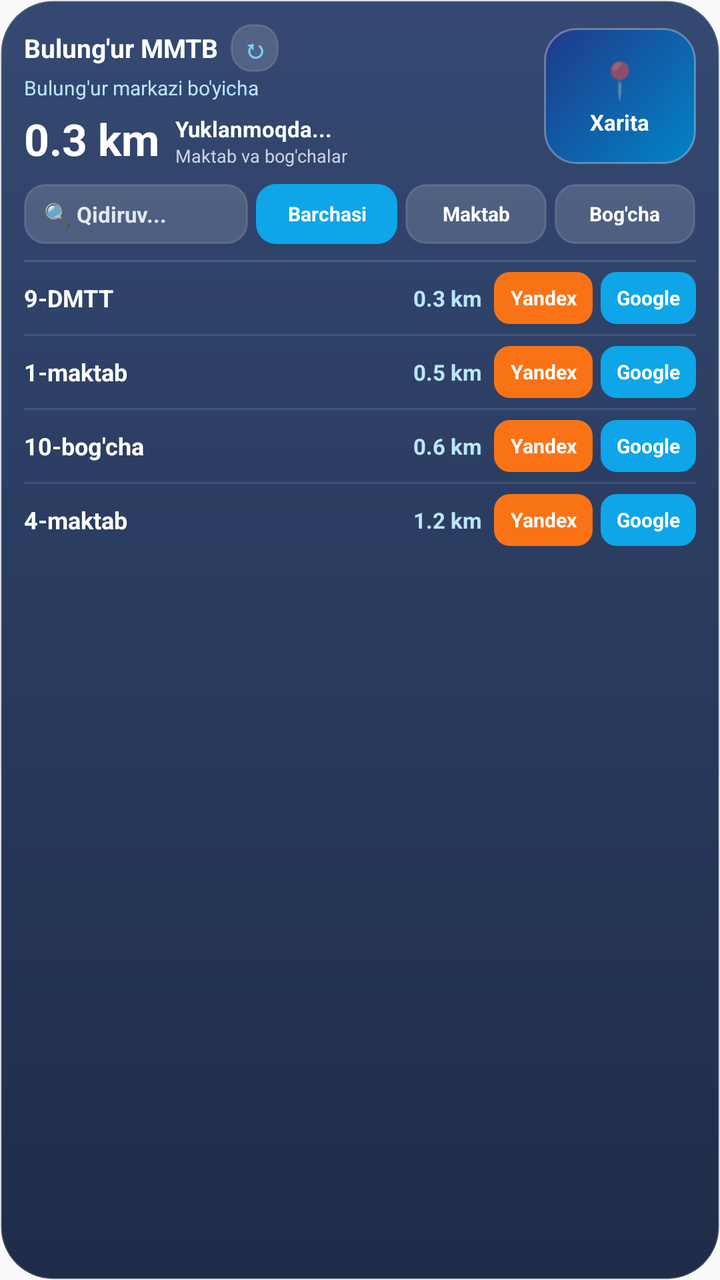
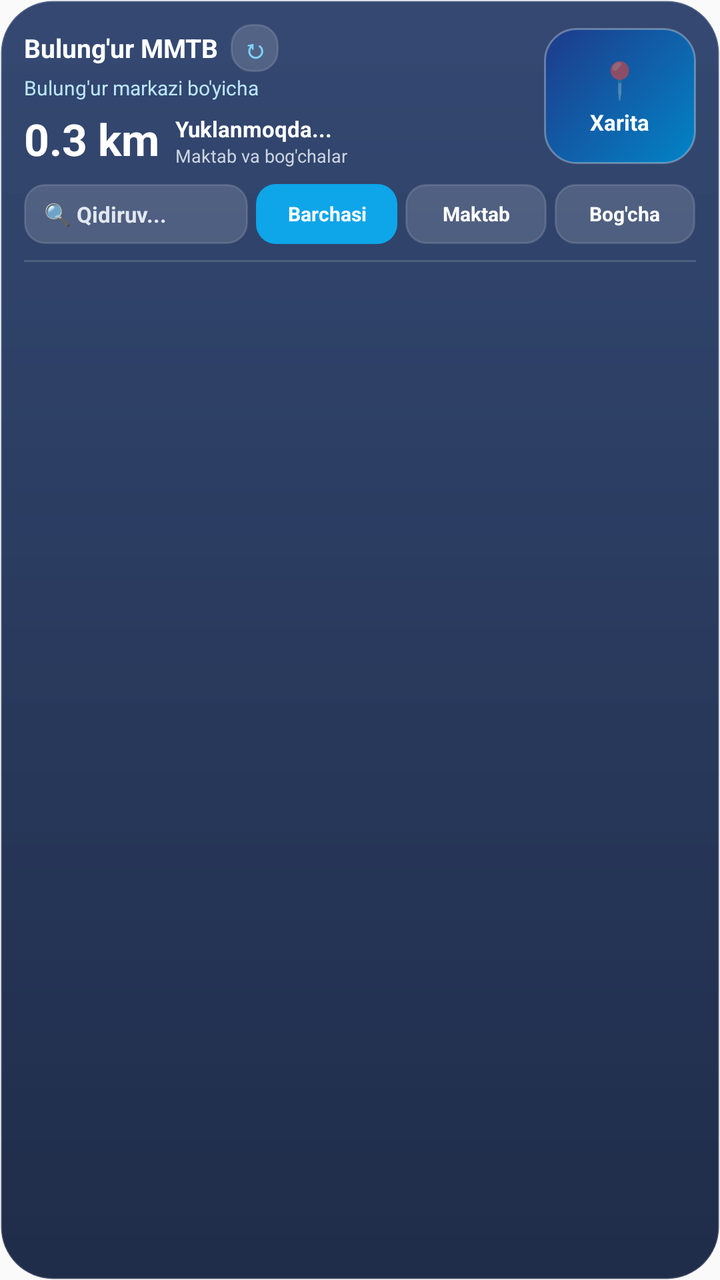

Screens rendered from an Android XML layout before and after an edit, with the pre-edit source and the edit as a unified diff.
<!-- AndroidManifest.xml: application theme Theme.BulungurMMTB -->
<!-- res/layout/widget_mmtb.xml -->
<?xml version="1.0" encoding="utf-8"?>
<LinearLayout xmlns:android="http://schemas.android.com/apk/res/android"
    android:layout_width="match_parent"
    android:layout_height="match_parent"
    android:background="@drawable/widget_bg"
    android:orientation="vertical"
    android:padding="12dp">

    
    <LinearLayout
        android:layout_width="match_parent"
        android:layout_height="wrap_content"
        android:gravity="center_vertical"
        android:orientation="horizontal">

        <LinearLayout
            android:layout_width="0dp"
            android:layout_height="wrap_content"
            android:layout_weight="1"
            android:orientation="vertical"
            android:paddingEnd="8dp">

            <LinearLayout
                android:layout_width="match_parent"
                android:layout_height="wrap_content"
                android:gravity="center_vertical"
                android:orientation="horizontal">

                <TextView
                    android:layout_width="wrap_content"
                    android:layout_height="wrap_content"
                    android:ellipsize="end"
                    android:maxLines="1"
                    android:text="@string/widget_title"
                    android:textColor="#FFFFFF"
                    android:textSize="13sp"
                    android:textStyle="bold" />

                <TextView
                    android:id="@+id/btn_refresh"
                    android:layout_width="24dp"
                    android:layout_height="24dp"
                    android:layout_marginStart="6dp"
                    android:background="@drawable/widget_pill_bg"
                    android:gravity="center"
                    android:text="↻"
                    android:textColor="#7DD3FC"
                    android:textSize="13sp"
                    android:textStyle="bold" />
            </LinearLayout>

            <TextView
                android:id="@+id/tv_subtitle"
                android:layout_width="match_parent"
                android:layout_height="wrap_content"
                android:layout_marginTop="1dp"
                android:ellipsize="end"
                android:maxLines="1"
                android:text="Bulung&apos;ur markazi bo&apos;yicha"
                android:textColor="#BAE6FD"
                android:textSize="10sp" />

            <LinearLayout
                android:layout_width="match_parent"
                android:layout_height="wrap_content"
                android:layout_marginTop="4dp"
                android:gravity="bottom"
                android:orientation="horizontal">

                <TextView
                    android:id="@+id/tv_hero_dist"
                    android:layout_width="wrap_content"
                    android:layout_height="wrap_content"
                    android:text="0.3 km"
                    android:textColor="#FFFFFF"
                    android:textSize="22sp"
                    android:textStyle="bold" />

                <LinearLayout
                    android:layout_width="0dp"
                    android:layout_height="wrap_content"
                    android:layout_marginStart="8dp"
                    android:layout_weight="1"
                    android:orientation="vertical">

                    <TextView
                        android:id="@+id/tv_hero_name"
                        android:layout_width="match_parent"
                        android:layout_height="wrap_content"
                        android:ellipsize="end"
                        android:maxLines="1"
                        android:text="Yuklanmoqda..."
                        android:textColor="#FFFFFF"
                        android:textSize="11sp"
                        android:textStyle="bold" />

                    <TextView
                        android:id="@+id/tv_counts"
                        android:layout_width="match_parent"
                        android:layout_height="wrap_content"
                        android:ellipsize="end"
                        android:maxLines="1"
                        android:text="Maktab va bog&apos;chalar"
                        android:textColor="#CBD5E1"
                        android:textSize="9sp" />
                </LinearLayout>
            </LinearLayout>
        </LinearLayout>

        
        <LinearLayout
            android:id="@+id/card_open_map"
            android:layout_width="76dp"
            android:layout_height="68dp"
            android:background="@drawable/widget_map_card_bg"
            android:gravity="center"
            android:orientation="vertical"
            android:padding="6dp">

            <TextView
                android:layout_width="wrap_content"
                android:layout_height="wrap_content"
                android:text="📍"
                android:textSize="18sp" />

            <TextView
                android:layout_width="wrap_content"
                android:layout_height="wrap_content"
                android:layout_marginTop="2dp"
                android:text="Xarita"
                android:textColor="#FFFFFF"
                android:textSize="11sp"
                android:textStyle="bold" />
        </LinearLayout>
    </LinearLayout>

    
    <LinearLayout
        android:layout_width="match_parent"
        android:layout_height="wrap_content"
        android:layout_marginTop="8dp"
        android:gravity="center_vertical"
        android:orientation="horizontal">

        <TextView
            android:id="@+id/btn_quick_search"
            android:layout_width="0dp"
            android:layout_height="30dp"
            android:layout_weight="1.35"
            android:background="@drawable/widget_pill_bg"
            android:ellipsize="end"
            android:gravity="center_vertical"
            android:maxLines="1"
            android:paddingStart="10dp"
            android:paddingEnd="8dp"
            android:text="🔍 Qidiruv..."
            android:textColor="#E2E8F0"
            android:textSize="11sp"
            android:textStyle="bold" />

        <TextView
            android:id="@+id/btn_filter_all"
            android:layout_width="0dp"
            android:layout_height="30dp"
            android:layout_marginStart="4dp"
            android:layout_weight="0.85"
            android:background="@drawable/widget_pill_active"
            android:gravity="center"
            android:maxLines="1"
            android:text="Barchasi"
            android:textColor="#FFFFFF"
            android:textSize="10sp"
            android:textStyle="bold" />

        <TextView
            android:id="@+id/btn_filter_maktab"
            android:layout_width="0dp"
            android:layout_height="30dp"
            android:layout_marginStart="4dp"
            android:layout_weight="0.85"
            android:background="@drawable/widget_pill_bg"
            android:gravity="center"
            android:maxLines="1"
            android:text="Maktab"
            android:textColor="#FFFFFF"
            android:textSize="10sp"
            android:textStyle="bold" />

        <TextView
            android:id="@+id/btn_filter_dmtt"
            android:layout_width="0dp"
            android:layout_height="30dp"
            android:layout_marginStart="4dp"
            android:layout_weight="0.85"
            android:background="@drawable/widget_pill_bg"
            android:gravity="center"
            android:maxLines="1"
            android:text="Bog&apos;cha"
            android:textColor="#FFFFFF"
            android:textSize="10sp"
            android:textStyle="bold" />
    </LinearLayout>

    
    <ImageView
        android:layout_width="match_parent"
        android:layout_height="1dp"
        android:layout_marginTop="8dp"
        android:background="#26FFFFFF"
        android:contentDescription="@null" />

    
    <LinearLayout
        android:id="@+id/row_0"
        android:layout_width="match_parent"
        android:layout_height="36dp"
        android:gravity="center_vertical"
        android:orientation="horizontal">

        <TextView
            android:id="@+id/row_0_name"
            android:layout_width="0dp"
            android:layout_height="wrap_content"
            android:layout_weight="1"
            android:ellipsize="end"
            android:maxLines="1"
            android:text="9-DMTT"
            android:textColor="#FFFFFF"
            android:textSize="12sp"
            android:textStyle="bold" />

        <TextView
            android:id="@+id/row_0_dist"
            android:layout_width="wrap_content"
            android:layout_height="wrap_content"
            android:layout_marginEnd="6dp"
            android:text="0.3 km"
            android:textColor="#BAE6FD"
            android:textSize="11sp"
            android:textStyle="bold" />

        <TextView
            android:id="@+id/row_0_yandex"
            android:layout_width="wrap_content"
            android:layout_height="26dp"
            android:background="@drawable/widget_btn_yandex"
            android:gravity="center"
            android:paddingStart="8dp"
            android:paddingEnd="8dp"
            android:text="Yandex"
            android:textColor="#FFFFFF"
            android:textSize="10sp"
            android:textStyle="bold" />

        <TextView
            android:id="@+id/row_0_google"
            android:layout_width="wrap_content"
            android:layout_height="26dp"
            android:layout_marginStart="4dp"
            android:background="@drawable/widget_btn_google"
            android:gravity="center"
            android:paddingStart="8dp"
            android:paddingEnd="8dp"
            android:text="Google"
            android:textColor="#FFFFFF"
            android:textSize="10sp"
            android:textStyle="bold" />
    </LinearLayout>

    <ImageView
        android:layout_width="match_parent"
        android:layout_height="1dp"
        android:background="#1AFFFFFF"
        android:contentDescription="@null" />

    
    <LinearLayout
        android:id="@+id/row_1"
        android:layout_width="match_parent"
        android:layout_height="36dp"
        android:gravity="center_vertical"
        android:orientation="horizontal">

        <TextView
            android:id="@+id/row_1_name"
            android:layout_width="0dp"
            android:layout_height="wrap_content"
            android:layout_weight="1"
            android:ellipsize="end"
            android:maxLines="1"
            android:text="1-maktab"
            android:textColor="#FFFFFF"
            android:textSize="12sp"
            android:textStyle="bold" />

        <TextView
            android:id="@+id/row_1_dist"
            android:layout_width="wrap_content"
            android:layout_height="wrap_content"
            android:layout_marginEnd="6dp"
            android:text="0.5 km"
            android:textColor="#BAE6FD"
            android:textSize="11sp"
            android:textStyle="bold" />

        <TextView
            android:id="@+id/row_1_yandex"
            android:layout_width="wrap_content"
            android:layout_height="26dp"
            android:background="@drawable/widget_btn_yandex"
            android:gravity="center"
            android:paddingStart="8dp"
            android:paddingEnd="8dp"
            android:text="Yandex"
            android:textColor="#FFFFFF"
            android:textSize="10sp"
            android:textStyle="bold" />

        <TextView
            android:id="@+id/row_1_google"
            android:layout_width="wrap_content"
            android:layout_height="26dp"
            android:layout_marginStart="4dp"
            android:background="@drawable/widget_btn_google"
            android:gravity="center"
            android:paddingStart="8dp"
            android:paddingEnd="8dp"
            android:text="Google"
            android:textColor="#FFFFFF"
            android:textSize="10sp"
            android:textStyle="bold" />
    </LinearLayout>

    <ImageView
        android:layout_width="match_parent"
        android:layout_height="1dp"
        android:background="#1AFFFFFF"
        android:contentDescription="@null" />

    
    <LinearLayout
        android:id="@+id/row_2"
        android:layout_width="match_parent"
        android:layout_height="36dp"
        android:gravity="center_vertical"
        android:orientation="horizontal">

        <TextView
            android:id="@+id/row_2_name"
            android:layout_width="0dp"
            android:layout_height="wrap_content"
            android:layout_weight="1"
            android:ellipsize="end"
            android:maxLines="1"
            android:text="10-bog&apos;cha"
            android:textColor="#FFFFFF"
            android:textSize="12sp"
            android:textStyle="bold" />

        <TextView
            android:id="@+id/row_2_dist"
            android:layout_width="wrap_content"
            android:layout_height="wrap_content"
            android:layout_marginEnd="6dp"
            android:text="0.6 km"
            android:textColor="#BAE6FD"
            android:textSize="11sp"
            android:textStyle="bold" />

        <TextView
            android:id="@+id/row_2_yandex"
            android:layout_width="wrap_content"
            android:layout_height="26dp"
            android:background="@drawable/widget_btn_yandex"
            android:gravity="center"
            android:paddingStart="8dp"
            android:paddingEnd="8dp"
            android:text="Yandex"
            android:textColor="#FFFFFF"
            android:textSize="10sp"
            android:textStyle="bold" />

        <TextView
            android:id="@+id/row_2_google"
            android:layout_width="wrap_content"
            android:layout_height="26dp"
            android:layout_marginStart="4dp"
            android:background="@drawable/widget_btn_google"
            android:gravity="center"
            android:paddingStart="8dp"
            android:paddingEnd="8dp"
            android:text="Google"
            android:textColor="#FFFFFF"
            android:textSize="10sp"
            android:textStyle="bold" />
    </LinearLayout>

    <ImageView
        android:layout_width="match_parent"
        android:layout_height="1dp"
        android:background="#1AFFFFFF"
        android:contentDescription="@null" />

    
    <LinearLayout
        android:id="@+id/row_3"
        android:layout_width="match_parent"
        android:layout_height="36dp"
        android:gravity="center_vertical"
        android:orientation="horizontal">

        <TextView
            android:id="@+id/row_3_name"
            android:layout_width="0dp"
            android:layout_height="wrap_content"
            android:layout_weight="1"
            android:ellipsize="end"
            android:maxLines="1"
            android:text="4-maktab"
            android:textColor="#FFFFFF"
            android:textSize="12sp"
            android:textStyle="bold" />

        <TextView
            android:id="@+id/row_3_dist"
            android:layout_width="wrap_content"
            android:layout_height="wrap_content"
            android:layout_marginEnd="6dp"
            android:text="1.2 km"
            android:textColor="#BAE6FD"
            android:textSize="11sp"
            android:textStyle="bold" />

        <TextView
            android:id="@+id/row_3_yandex"
            android:layout_width="wrap_content"
            android:layout_height="26dp"
            android:background="@drawable/widget_btn_yandex"
            android:gravity="center"
            android:paddingStart="8dp"
            android:paddingEnd="8dp"
            android:text="Yandex"
            android:textColor="#FFFFFF"
            android:textSize="10sp"
            android:textStyle="bold" />

        <TextView
            android:id="@+id/row_3_google"
            android:layout_width="wrap_content"
            android:layout_height="26dp"
            android:layout_marginStart="4dp"
            android:background="@drawable/widget_btn_google"
            android:gravity="center"
            android:paddingStart="8dp"
            android:paddingEnd="8dp"
            android:text="Google"
            android:textColor="#FFFFFF"
            android:textSize="10sp"
            android:textStyle="bold" />
    </LinearLayout>

</LinearLayout>
<!-- resources referenced by this layout -->
<resources>
  <!-- drawable widget_bg (drawable) -->
  <?xml version="1.0" encoding="utf-8"?>
  <shape xmlns:android="http://schemas.android.com/apk/res/android"
      android:shape="rectangle">
      <gradient
          android:angle="270"
          android:startColor="#EB233966"
          android:centerColor="#F01C2E54"
          android:endColor="#F5162442" />
      <corners android:radius="26dp" />
      <stroke
          android:width="1dp"
          android:color="#33FFFFFF" />
  </shape>
  <!-- drawable widget_btn_google (drawable) -->
  <?xml version="1.0" encoding="utf-8"?>
  <shape xmlns:android="http://schemas.android.com/apk/res/android"
      android:shape="rectangle">
      <solid android:color="#0EA5E9" />
      <corners android:radius="8dp" />
  </shape>
  <!-- drawable widget_btn_yandex (drawable) -->
  <?xml version="1.0" encoding="utf-8"?>
  <shape xmlns:android="http://schemas.android.com/apk/res/android"
      android:shape="rectangle">
      <solid android:color="#F97316" />
      <corners android:radius="8dp" />
  </shape>
  <!-- drawable widget_map_card_bg (drawable) -->
  <?xml version="1.0" encoding="utf-8"?>
  <shape xmlns:android="http://schemas.android.com/apk/res/android"
      android:shape="rectangle">
      <gradient
          android:angle="135"
          android:startColor="#FF0284C7"
          android:endColor="#FF1E3A8A" />
      <corners android:radius="16dp" />
      <stroke
          android:width="1dp"
          android:color="#4DFFFFFF" />
  </shape>
  <!-- drawable widget_pill_active (drawable) -->
  <?xml version="1.0" encoding="utf-8"?>
  <shape xmlns:android="http://schemas.android.com/apk/res/android"
      android:shape="rectangle">
      <solid android:color="#0EA5E9" />
      <corners android:radius="10dp" />
  </shape>
  <!-- drawable widget_pill_bg (drawable) -->
  <?xml version="1.0" encoding="utf-8"?>
  <shape xmlns:android="http://schemas.android.com/apk/res/android"
      android:shape="rectangle">
      <solid android:color="#26FFFFFF" />
      <corners android:radius="10dp" />
      <stroke
          android:width="1dp"
          android:color="#22FFFFFF" />
  </shape>
  <string name="widget_title">Bulung\'ur MMTB</string>
  <style name="Theme.BulungurMMTB" parent="Theme.AppCompat.DayNight.NoActionBar">
          <item name="android:statusBarColor">#0284C7</item>
          <item name="android:navigationBarColor">#0F172A</item>
      </style>
</resources>

<!-- the commit's change to res/layout/widget_mmtb.xml (unified diff, before → after) -->
@@ -210,253 +210,24 @@
         android:contentDescription="@null" />
 
     
-    <LinearLayout
-        android:id="@+id/row_0"
-        android:layout_width="match_parent"
-        android:layout_height="36dp"
-        android:gravity="center_vertical"
-        android:orientation="horizontal">
-
-        <TextView
-            android:id="@+id/row_0_name"
-            android:layout_width="0dp"
-            android:layout_height="wrap_content"
-            android:layout_weight="1"
-            android:ellipsize="end"
-            android:maxLines="1"
-            android:text="9-DMTT"
-            android:textColor="#FFFFFF"
-            android:textSize="12sp"
-            android:textStyle="bold" />
-
-        <TextView
-            android:id="@+id/row_0_dist"
-            android:layout_width="wrap_content"
-            android:layout_height="wrap_content"
-            android:layout_marginEnd="6dp"
-            android:text="0.3 km"
-            android:textColor="#BAE6FD"
-            android:textSize="11sp"
-            android:textStyle="bold" />
-
-        <TextView
-            android:id="@+id/row_0_yandex"
-            android:layout_width="wrap_content"
-            android:layout_height="26dp"
-            android:background="@drawable/widget_btn_yandex"
-            android:gravity="center"
-            android:paddingStart="8dp"
-            android:paddingEnd="8dp"
-            android:text="Yandex"
-            android:textColor="#FFFFFF"
-            android:textSize="10sp"
-            android:textStyle="bold" />
-
-        <TextView
-            android:id="@+id/row_0_google"
-            android:layout_width="wrap_content"
-            android:layout_height="26dp"
-            android:layout_marginStart="4dp"
-            android:background="@drawable/widget_btn_google"
-            android:gravity="center"
-            android:paddingStart="8dp"
-            android:paddingEnd="8dp"
-            android:text="Google"
-            android:textColor="#FFFFFF"
-            android:textSize="10sp"
-            android:textStyle="bold" />
-    </LinearLayout>
-
-    <ImageView
-        android:layout_width="match_parent"
-        android:layout_height="1dp"
-        android:background="#1AFFFFFF"
-        android:contentDescription="@null" />
-
-    
-    <LinearLayout
-        android:id="@+id/row_1"
-        android:layout_width="match_parent"
-        android:layout_height="36dp"
-        android:gravity="center_vertical"
-        android:orientation="horizontal">
-
-        <TextView
-            android:id="@+id/row_1_name"
-            android:layout_width="0dp"
-            android:layout_height="wrap_content"
-            android:layout_weight="1"
-            android:ellipsize="end"
-            android:maxLines="1"
-            android:text="1-maktab"
-            android:textColor="#FFFFFF"
-            android:textSize="12sp"
-            android:textStyle="bold" />
-
-        <TextView
-            android:id="@+id/row_1_dist"
-            android:layout_width="wrap_content"
-            android:layout_height="wrap_content"
-            android:layout_marginEnd="6dp"
-            android:text="0.5 km"
-            android:textColor="#BAE6FD"
-            android:textSize="11sp"
-            android:textStyle="bold" />
-
-        <TextView
-            android:id="@+id/row_1_yandex"
-            android:layout_width="wrap_content"
-            android:layout_height="26dp"
-            android:background="@drawable/widget_btn_yandex"
-            android:gravity="center"
-            android:paddingStart="8dp"
-            android:paddingEnd="8dp"
-            android:text="Yandex"
-            android:textColor="#FFFFFF"
-            android:textSize="10sp"
-            android:textStyle="bold" />
-
-        <TextView
-            android:id="@+id/row_1_google"
-            android:layout_width="wrap_content"
-            android:layout_height="26dp"
-            android:layout_marginStart="4dp"
-            android:background="@drawable/widget_btn_google"
-            android:gravity="center"
-            android:paddingStart="8dp"
-            android:paddingEnd="8dp"
-            android:text="Google"
-            android:textColor="#FFFFFF"
-            android:textSize="10sp"
-            android:textStyle="bold" />
-    </LinearLayout>
-
-    <ImageView
-        android:layout_width="match_parent"
-        android:layout_height="1dp"
-        android:background="#1AFFFFFF"
-        android:contentDescription="@null" />
-
-    
-    <LinearLayout
-        android:id="@+id/row_2"
-        android:layout_width="match_parent"
-        android:layout_height="36dp"
-        android:gravity="center_vertical"
-        android:orientation="horizontal">
-
-        <TextView
-            android:id="@+id/row_2_name"
-            android:layout_width="0dp"
-            android:layout_height="wrap_content"
-            android:layout_weight="1"
-            android:ellipsize="end"
-            android:maxLines="1"
-            android:text="10-bog&apos;cha"
-            android:textColor="#FFFFFF"
-            android:textSize="12sp"
-            android:textStyle="bold" />
-
-        <TextView
-            android:id="@+id/row_2_dist"
-            android:layout_width="wrap_content"
-            android:layout_height="wrap_content"
-            android:layout_marginEnd="6dp"
-            android:text="0.6 km"
-            android:textColor="#BAE6FD"
-            android:textSize="11sp"
-            android:textStyle="bold" />
-
-        <TextView
-            android:id="@+id/row_2_yandex"
-            android:layout_width="wrap_content"
-            android:layout_height="26dp"
-            android:background="@drawable/widget_btn_yandex"
-            android:gravity="center"
-            android:paddingStart="8dp"
-            android:paddingEnd="8dp"
-            android:text="Yandex"
-            android:textColor="#FFFFFF"
-            android:textSize="10sp"
-            android:textStyle="bold" />
-
-        <TextView
-            android:id="@+id/row_2_google"
-            android:layout_width="wrap_content"
-            android:layout_height="26dp"
-            android:layout_marginStart="4dp"
-            android:background="@drawable/widget_btn_google"
-            android:gravity="center"
-            android:paddingStart="8dp"
-            android:paddingEnd="8dp"
-            android:text="Google"
-            android:textColor="#FFFFFF"
-            android:textSize="10sp"
-            android:textStyle="bold" />
-    </LinearLayout>
-
-    <ImageView
-        android:layout_width="match_parent"
-        android:layout_height="1dp"
-        android:background="#1AFFFFFF"
-        android:contentDescription="@null" />
-
-    
-    <LinearLayout
-        android:id="@+id/row_3"
-        android:layout_width="match_parent"
-        android:layout_height="36dp"
-        android:gravity="center_vertical"
-        android:orientation="horizontal">
-
-        <TextView
-            android:id="@+id/row_3_name"
-            android:layout_width="0dp"
-            android:layout_height="wrap_content"
-            android:layout_weight="1"
-            android:ellipsize="end"
-            android:maxLines="1"
-            android:text="4-maktab"
-            android:textColor="#FFFFFF"
-            android:textSize="12sp"
-            android:textStyle="bold" />
-
-        <TextView
-            android:id="@+id/row_3_dist"
-            android:layout_width="wrap_content"
-            android:layout_height="wrap_content"
-            android:layout_marginEnd="6dp"
-            android:text="1.2 km"
-            android:textColor="#BAE6FD"
-            android:textSize="11sp"
-            android:textStyle="bold" />
-
-        <TextView
-            android:id="@+id/row_3_yandex"
-            android:layout_width="wrap_content"
-            android:layout_height="26dp"
-            android:background="@drawable/widget_btn_yandex"
-            android:gravity="center"
-            android:paddingStart="8dp"
-            android:paddingEnd="8dp"
-            android:text="Yandex"
-            android:textColor="#FFFFFF"
-            android:textSize="10sp"
-            android:textStyle="bold" />
-
-        <TextView
-            android:id="@+id/row_3_google"
-            android:layout_width="wrap_content"
-            android:layout_height="26dp"
-            android:layout_marginStart="4dp"
-            android:background="@drawable/widget_btn_google"
-            android:gravity="center"
-            android:paddingStart="8dp"
-            android:paddingEnd="8dp"
-            android:text="Google"
-            android:textColor="#FFFFFF"
-            android:textSize="10sp"
-            android:textStyle="bold" />
-    </LinearLayout>
+    <ListView
+        android:id="@+id/lv_widget_locations"
+        android:layout_width="match_parent"
+        android:layout_height="0dp"
+        android:layout_weight="1"
+        android:divider="#1AFFFFFF"
+        android:dividerHeight="1dp"
+        android:scrollbars="none" />
+
+    <TextView
+        android:id="@+id/tv_widget_empty"
+        android:layout_width="match_parent"
+        android:layout_height="0dp"
+        android:layout_weight="1"
+        android:gravity="center"
+        android:text="Yuklanmoqda..."
+        android:textColor="#CBD5E1"
+        android:textSize="12sp"
+        android:visibility="gone" />
 
 </LinearLayout>
<!-- resource entries referenced after the edit -->
@@ -13,20 +13,6 @@
       <stroke
           android:width="1dp"
           android:color="#33FFFFFF" />
-  </shape>
-  <!-- drawable widget_btn_google (drawable) -->
-  <?xml version="1.0" encoding="utf-8"?>
-  <shape xmlns:android="http://schemas.android.com/apk/res/android"
-      android:shape="rectangle">
-      <solid android:color="#0EA5E9" />
-      <corners android:radius="8dp" />
-  </shape>
-  <!-- drawable widget_btn_yandex (drawable) -->
-  <?xml version="1.0" encoding="utf-8"?>
-  <shape xmlns:android="http://schemas.android.com/apk/res/android"
-      android:shape="rectangle">
-      <solid android:color="#F97316" />
-      <corners android:radius="8dp" />
   </shape>
   <!-- drawable widget_map_card_bg (drawable) -->
   <?xml version="1.0" encoding="utf-8"?>
